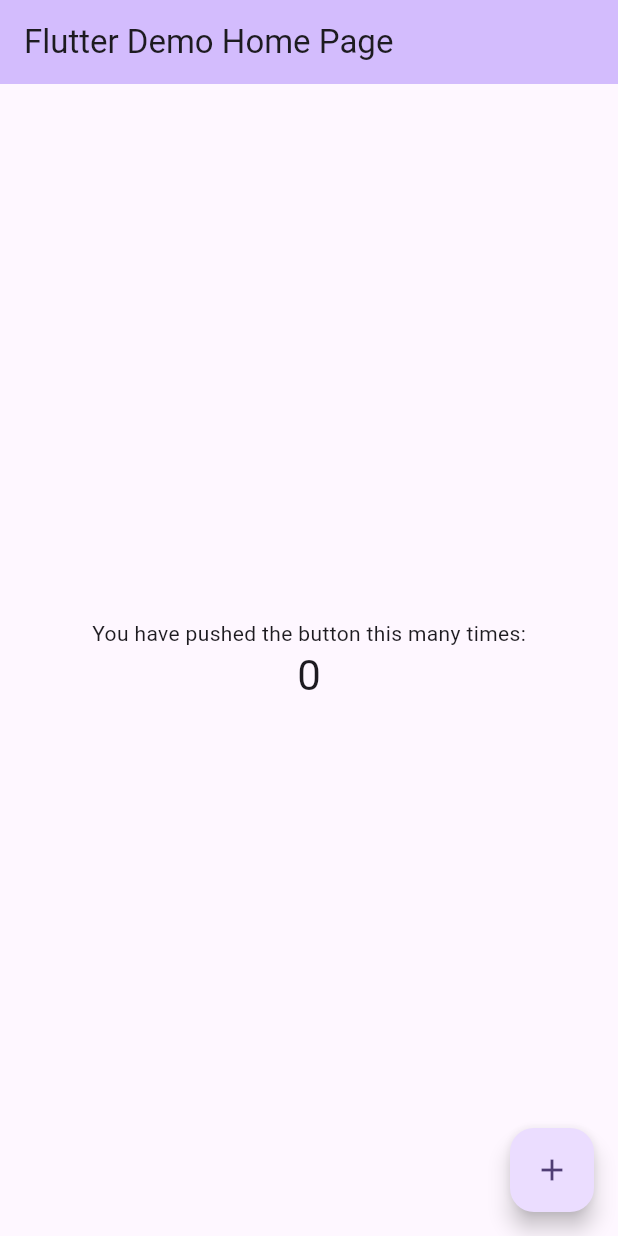
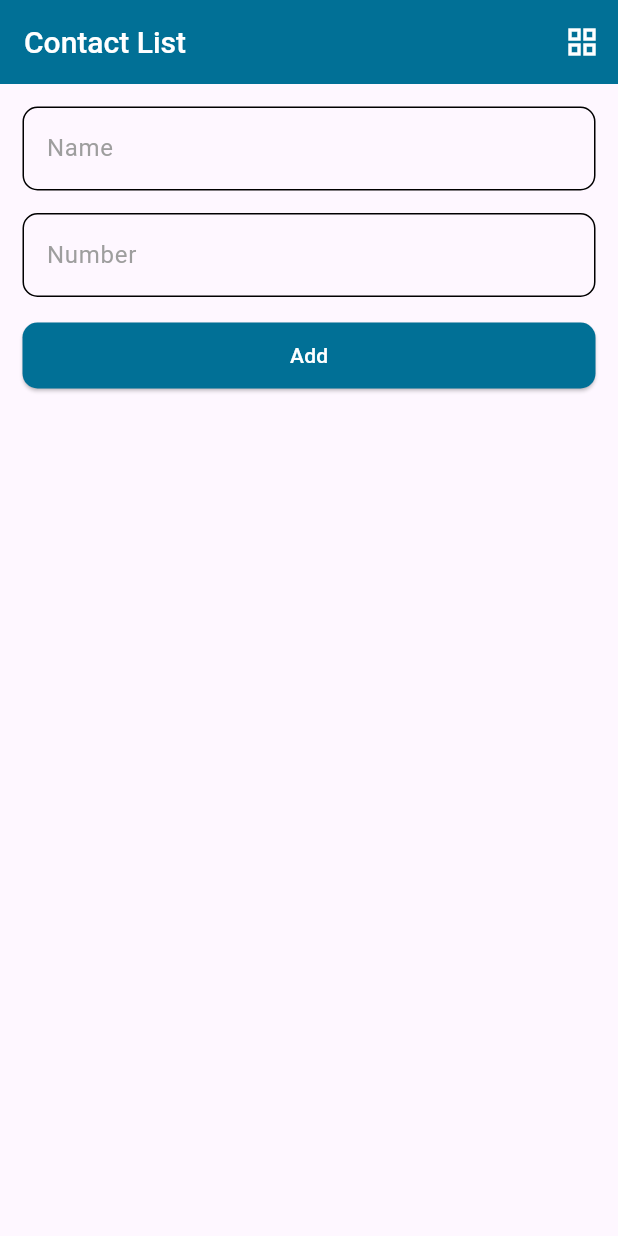
Before and after one commit to heron15/contact-list-flutter, a Flutter app: the screen it shows after launch, on a phone screen of 412 x 824 dp. Run offline on Flutter 3.47's test engine with Material 3 defaults, Android fonts, the phone set to English and light mode, and no system bars; our stand-ins replace flutter_svg, shared_preferences.

Commit message:
use custom scroll view

```diff
--- a/lib/app.dart
+++ b/lib/app.dart
@@ -0,0 +1,23 @@
+import 'package:contact_list/themes/app_bar.dart';
+import 'package:contact_list/themes/elevated_button.dart';
+import 'package:contact_list/themes/input_decoration.dart';
+import 'package:contact_list/utils/app_route.dart';
+import 'package:flutter/material.dart';
+
+class MyApp extends StatelessWidget {
+  const MyApp({super.key});
+
+  @override
+  Widget build(BuildContext context) {
+    return MaterialApp(
+      debugShowCheckedModeBanner: false,
+      initialRoute: AppRoute.splashScreen,
+      onGenerateRoute: AppRoute.generateRoute,
+      theme: ThemeData(
+        appBarTheme: getAppBarTheme(),
+        inputDecorationTheme: getInputDecorationTheme(),
+        elevatedButtonTheme: getElevatedButtonThemeData(),
+      ),
+    );
+  }
+}
--- a/lib/main.dart
+++ b/lib/main.dart
@@ -1,125 +1,7 @@
 import 'package:flutter/material.dart';
+
+import 'app.dart';
 
 void main() {
   runApp(const MyApp());
 }
-
-class MyApp extends StatelessWidget {
-  const MyApp({super.key});
-
-  // This widget is the root of your application.
-  @override
-  Widget build(BuildContext context) {
-    return MaterialApp(
-      title: 'Flutter Demo',
-      theme: ThemeData(
-        // This is the theme of your application.
-        //
-        // TRY THIS: Try running your application with "flutter run". You'll see
-        // the application has a purple toolbar. Then, without quitting the app,
-        // try changing the seedColor in the colorScheme below to Colors.green
-        // and then invoke "hot reload" (save your changes or press the "hot
-        // reload" button in a Flutter-supported IDE, or press "r" if you used
-        // the command line to start the app).
-        //
-        // Notice that the counter didn't reset back to zero; the application
-        // state is not lost during the reload. To reset the state, use hot
-        // restart instead.
-        //
-        // This works for code too, not just values: Most code changes can be
-        // tested with just a hot reload.
-        colorScheme: ColorScheme.fromSeed(seedColor: Colors.deepPurple),
-        useMaterial3: true,
-      ),
-      home: const MyHomePage(title: 'Flutter Demo Home Page'),
-    );
-  }
-}
-
-class MyHomePage extends StatefulWidget {
-  const MyHomePage({super.key, required this.title});
-
-  // This widget is the home page of your application. It is stateful, meaning
-  // that it has a State object (defined below) that contains fields that affect
-  // how it looks.
-
-  // This class is the configuration for the state. It holds the values (in this
-  // case the title) provided by the parent (in this case the App widget) and
-  // used by the build method of the State. Fields in a Widget subclass are
-  // always marked "final".
-
-  final String title;
-
-  @override
-  State<MyHomePage> createState() => _MyHomePageState();
-}
-
-class _MyHomePageState extends State<MyHomePage> {
-  int _counter = 0;
-
-  void _incrementCounter() {
-    setState(() {
-      // This call to setState tells the Flutter framework that something has
-      // changed in this State, which causes it to rerun the build method below
-      // so that the display can reflect the updated values. If we changed
-      // _counter without calling setState(), then the build method would not be
-      // called again, and so nothing would appear to happen.
-      _counter++;
-    });
-  }
-
-  @override
-  Widget build(BuildContext context) {
-    // This method is rerun every time setState is called, for instance as done
-    // by the _incrementCounter method above.
-    //
-    // The Flutter framework has been optimized to make rerunning build methods
-    // fast, so that you can just rebuild anything that needs updating rather
-    // than having to individually change instances of widgets.
-    return Scaffold(
-      appBar: AppBar(
-        // TRY THIS: Try changing the color here to a specific color (to
-        // Colors.amber, perhaps?) and trigger a hot reload to see the AppBar
-        // change color while the other colors stay the same.
-        backgroundColor: Theme.of(context).colorScheme.inversePrimary,
-        // Here we take the value from the MyHomePage object that was created by
-        // the App.build method, and use it to set our appbar title.
-        title: Text(widget.title),
-      ),
-      body: Center(
-        // Center is a layout widget. It takes a single child and positions it
-        // in the middle of the parent.
-        child: Column(
-          // Column is also a layout widget. It takes a list of children and
-          // arranges them vertically. By default, it sizes itself to fit its
-          // children horizontally, and tries to be as tall as its parent.
-          //
-          // Column has various properties to control how it sizes itself and
-          // how it positions its children. Here we use mainAxisAlignment to
-          // center the children vertically; the main axis here is the vertical
-          // axis because Columns are vertical (the cross axis would be
-          // horizontal).
-          //
-          // TRY THIS: Invoke "debug painting" (choose the "Toggle Debug Paint"
-          // action in the IDE, or press "p" in the console), to see the
-          // wireframe for each widget.
-          mainAxisAlignment: MainAxisAlignment.center,
-          children: <Widget>[
-            const Text(
-              'You have pushed the button this many times:',
-            ),
-            Text(
-              '$_counter',
-              style: Theme.of(context).textTheme.headlineMedium,
-            ),
-          ],
-        ),
-      ),
-      floatingActionButton: FloatingActionButton(
-        onPressed: _incrementCounter,
-        tooltip: 'Increment',
-        child: const Icon(Icons.add),
-      ), // This trailing comma makes auto-formatting nicer for build methods.
-    );
-  }
-}
--- /dev/null
+++ b/lib/themes/app_bar.dart
@@ -0,0 +1,12 @@
+import 'package:contact_list/utils/app_color.dart';
+import 'package:flutter/material.dart';
+
+AppBarTheme getAppBarTheme() => const AppBarTheme(
+      backgroundColor: AppColor.themeColor,
+      foregroundColor: AppColor.white,
+      titleTextStyle: TextStyle(
+        color: AppColor.white,
+        fontSize: 20,
+        fontWeight: FontWeight.w500,
+      ),
+    );
--- /dev/null
+++ b/lib/themes/elevated_button.dart
@@ -0,0 +1,15 @@
+import 'package:flutter/material.dart';
+
+import '../utils/app_color.dart';
+
+ElevatedButtonThemeData getElevatedButtonThemeData() => ElevatedButtonThemeData(
+      style: ElevatedButton.styleFrom(
+        backgroundColor: AppColor.themeColor,
+        foregroundColor: AppColor.white,
+        padding: const EdgeInsets.symmetric(vertical: 12),
+        fixedSize: const Size.fromWidth(double.maxFinite),
+        shape: RoundedRectangleBorder(
+          borderRadius: BorderRadius.circular(10),
+        ),
+      ),
+    );
--- /dev/null
+++ b/lib/themes/input_decoration.dart
@@ -0,0 +1,28 @@
+import 'package:contact_list/utils/app_color.dart';
+import 'package:flutter/material.dart';
+
+InputDecorationTheme getInputDecorationTheme() => InputDecorationTheme(
+      hintStyle: const TextStyle(
+        color: Colors.grey,
+      ),
+      border: OutlineInputBorder(
+        borderRadius: BorderRadius.circular(10),
+        borderSide: const BorderSide(
+          width: 1.0,
+        ),
+      ),
+      enabledBorder: OutlineInputBorder(
+        borderRadius: BorderRadius.circular(10),
+        borderSide: const BorderSide(
+          width: 1.0,
+          color: AppColor.black, // Set the enabled border color here
+        ),
+      ),
+      focusedBorder: OutlineInputBorder(
+        borderRadius: BorderRadius.circular(10),
+        borderSide: const BorderSide(
+          width: 1.0,
+          color: AppColor.themeColor, // Set the focused border color here
+        ),
+      ),
+    );
--- /dev/null
+++ b/lib/utils/app_color.dart
@@ -0,0 +1,11 @@
+import 'package:flutter/material.dart';
+
+class AppColor{
+  static const Color themeColor = Color(0xff017096);
+  static const Color black = Color(0xff000000);
+  static const Color white = Color(0xffffffff);
+  static const Color cardBg = Color(0xffeeeeee);
+  static const Color red = Color(0xffec3d3d);
+  static const Color callIconColor = Color(0xff0d6fbd);
+  static const Color userIconColor = Color(0xff9d4a2f);
+}
--- /dev/null
+++ b/lib/utils/app_route.dart
@@ -0,0 +1,28 @@
+import 'package:contact_list/view/screens/HomeScreen/home_screen.dart';
+import 'package:contact_list/view/screens/SplashScreen/splash_screen.dart';
+import 'package:flutter/material.dart';
+
+class AppRoute {
+  static const String splashScreen = "/splash_screen";
+  static const String homeScreen = "/home_screen";
+
+  static MaterialPageRoute? generateRoute(RouteSettings settings) {
+    Widget? widget;
+
+    switch (settings.name) {
+      case splashScreen:
+        widget = const SplashScreen();
+        break;
+
+      case homeScreen:
+        widget = const HomeScreen();
+        break;
+    }
+
+    if (widget != null) {
+      return MaterialPageRoute(builder: (context) => widget!);
+    }
+
+    return null;
+  }
+}
--- /dev/null
+++ b/lib/view/screens/HomeScreen/home_screen.dart
@@ -0,0 +1,204 @@
+import 'package:contact_list/utils/app_color.dart';
+import 'package:contact_list/view/screens/HomeScreen/validate_checking_fun.dart';
+import 'package:flutter/material.dart';
+import 'package:shared_preferences/shared_preferences.dart';
+
+import 'list_item.dart';
+
+class HomeScreen extends StatefulWidget {
+  const HomeScreen({super.key});
+
+  @override
+  State<HomeScreen> createState() => _HomeScreenState();
+}
+
+class _HomeScreenState extends State<HomeScreen> {
+  final TextEditingController _nameTextEditingController = TextEditingController();
+  final TextEditingController _passwordTextEditingController = TextEditingController();
+  final GlobalKey<FormState> _formKey = GlobalKey<FormState>();
+
+  final List<Map<String, String>> _contacts = [];
+
+  @override
+  void initState() {
+    super.initState();
+    _loadContacts();
+  }
+
+  void _addContact() async {
+    if (_formKey.currentState!.validate()) {
+      setState(() {
+        _contacts.add({
+          'name': _nameTextEditingController.text,
+          'number': _passwordTextEditingController.text,
+        });
+      });
+      _nameTextEditingController.clear();
+      _passwordTextEditingController.clear();
+      _formKey.currentState?.reset();
+      await _saveContacts();
+    }
+  }
+
+  Future<void> _saveContacts() async {
+    final SharedPreferences prefs = await SharedPreferences.getInstance();
+    List<String> contactList =
+        _contacts.map((contact) => '${contact['name']}:${contact['number']}').toList();
+    await prefs.setStringList('contacts', contactList);
+  }
+
+  Future<void> _loadContacts() async {
+    final SharedPreferences prefs = await SharedPreferences.getInstance();
+    List<String>? contactList = prefs.getStringList('contacts');
+    if (contactList != null) {
+      setState(() {
+        _contacts.clear();
+        for (var contact in contactList) {
+          var splitContact = contact.split(':');
+          if (splitContact.length == 2) {
+            _contacts.add({'name': splitContact[0], 'number': splitContact[1]});
+          }
+        }
+      });
+    }
+  }
+
+  void _deleteContact(int index) async {
+    setState(() {
+      _contacts.removeAt(index);
+    });
+    await _saveContacts();
+  }
+
+  void _deleteContactDialog(int index) {
+    showDialog(
+      context: context,
+      builder: (context) {
+        return AlertDialog(
+          title: const Text(
+            'Conformation',
+            style: TextStyle(
+              fontSize: 22,
+              fontWeight: FontWeight.w500,
+            ),
+          ),
+          content: const Text(
+            'Are you sure for delete?',
+            style: TextStyle(
+              fontSize: 18,
+              fontWeight: FontWeight.w400,
+            ),
+          ),
+          actions: [
+            IconButton(
+              icon: const Icon(
+                Icons.cancel_outlined,
+                color: AppColor.themeColor,
+                size: 28,
+              ),
+              onPressed: () {
+                Navigator.of(context).pop();
+              },
+            ),
+            IconButton(
+              icon: const Icon(
+                Icons.delete,
+                color: AppColor.themeColor,
+                size: 28,
+              ),
+              onPressed: () {
+                _deleteContact(index);
+                Navigator.of(context).pop();
+              },
+            ),
+          ],
+        );
+      },
+    );
+  }
+
+  @override
+  Widget build(BuildContext context) {
+    return Scaffold(
+      appBar: AppBar(
+        title: const Text("Contact List"),
+        actions: [
+          IconButton(
+            onPressed: () {},
+            icon: const Icon(Icons.grid_view_outlined),
+          )
+        ],
+      ),
+      body: SafeArea(
+        child: CustomScrollView(
+          slivers: [
+            SliverPadding(
+              padding: const EdgeInsets.all(15),
+              sliver: SliverList(
+                delegate: SliverChildListDelegate(
+                  [
+                    Form(
+                      key: _formKey,
+                      child: Column(
+                        children: [
+                          TextFormField(
+                            controller: _nameTextEditingController,
+                            keyboardType: TextInputType.name,
+                            autovalidateMode: AutovalidateMode.disabled,
+                            decoration: const InputDecoration(
+                              hintText: "Name",
+                            ),
+                            validator: (String? value) {
+                              return ValidateCheckingFun.validName(value);
+                            },
+                          ),
+                          const SizedBox(
+                            height: 15,
+                          ),
+                          TextFormField(
+                            controller: _passwordTextEditingController,
+                            keyboardType: TextInputType.number,
+                            autovalidateMode: AutovalidateMode.disabled,
+                            decoration: const InputDecoration(
+                              hintText: "Number",
+                            ),
+                            validator: (String? value) {
+                              return ValidateCheckingFun.validateNumber(value);
+                            },
+                          ),
+                        ],
+                      ),
+                    ),
+                    const SizedBox(
+                      height: 15,
+                    ),
+                    ElevatedButton(
+                      onPressed: _addContact,
+                      child: const Text("Add"),
+                    ),
+                    const SizedBox(
+                      height: 15,
+                    ),
+                    ListView.builder(
+                      primary: false,
+                      physics: const NeverScrollableScrollPhysics(),
+                      shrinkWrap: true,
+                      itemCount: _contacts.length,
+                      itemBuilder: (context, index) {
+                        return ListItem(
+                          name: _contacts[index]['name'],
+                          number: _contacts[index]['number'],
+                          onLongPressed: () => _deleteContactDialog(index),
+                        );
+                      },
+                    ),
+                  ],
+                ),
+              ),
+            ),
+          ],
+        ),
+      ),
+    );
+  }
+}
--- /dev/null
+++ b/lib/view/screens/HomeScreen/validate_checking_fun.dart
@@ -0,0 +1,17 @@
+class ValidateCheckingFun {
+  static String? validName(String? value) {
+    if (value == null || value.isEmpty) {
+      return 'Please enter a name';
+    }
+    return null;
+  }
+  static String? validateNumber(String? value) {
+    if (value == null || value.isEmpty) {
+      return 'Please enter a number';
+    }
+    if (value.length != 11 || !RegExp(r'^\d{11}$').hasMatch(value)) {
+      return 'Number must be exactly 11 digits';
+    }
+    return null;
+  }
+}
```
Also changed, not shown: lib/utils/asset_paths.dart (added, +7 -0 lines), lib/view/screens/HomeScreen/list_item.dart (added, +56 -0 lines), lib/view/screens/SplashScreen/splash_screen.dart (added, +43 -0 lines), lib/view/widgets/background_widget.dart (added, +32 -0 lines), pubspec.yaml (+4 -3 lines), assets/images/splash_bg.png (added), assets/images/trans_app_logo.svg (added), pubspec.lock, 4 other files.
